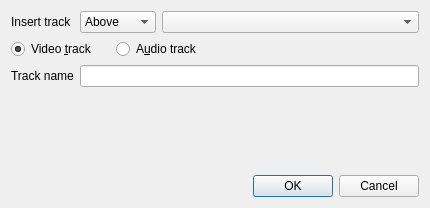
This is src/ui/addtrack_ui.ui in KDE/kdenlive as Qt 5 draws it before an edit. The edited form follows.
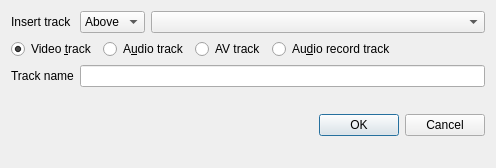
This is the edited form. Custom widgets are drawn as their Qt base class.

Commit message: Add track: add possibility to create AV track and Audio rec track

Diff of the .ui file:
```diff
--- a/src/ui/addtrack_ui.ui
+++ b/src/ui/addtrack_ui.ui
@@ -6,28 +6,22 @@
    <rect>
     <x>0</x>
     <y>0</y>
-    <width>430</width>
-    <height>208</height>
+    <width>496</width>
+    <height>168</height>
    </rect>
   </property>
   <property name="windowTitle">
    <string>Dialog</string>
   </property>
   <layout class="QGridLayout" name="gridLayout">
-   <item row="3" column="2">
-    <spacer name="verticalSpacer">
-     <property name="orientation">
-      <enum>Qt::Vertical</enum>
+   <item row="0" column="0">
+    <widget class="QLabel" name="label">
+     <property name="text">
+      <string>Insert track</string>
      </property>
-     <property name="sizeHint" stdset="0">
-      <size>
-       <width>20</width>
-       <height>10</height>
-      </size>
-     </property>
-    </spacer>
+    </widget>
    </item>
-   <item row="0" column="1" colspan="2">
+   <item row="0" column="1">
     <widget class="KComboBox" name="before_select">
      <item>
       <property name="text">
@@ -41,17 +35,12 @@
      </item>
     </widget>
    </item>
-   <item row="4" column="1" colspan="4">
-    <widget class="QDialogButtonBox" name="buttonBox">
-     <property name="orientation">
-      <enum>Qt::Horizontal</enum>
-     </property>
-     <property name="standardButtons">
-      <set>QDialogButtonBox::Cancel|QDialogButtonBox::Ok</set>
-     </property>
-    </widget>
+   <item row="0" column="2">
+    <widget class="KComboBox" name="comboTracks"/>
    </item>
-   <item row="1" column="0" colspan="2">
+   <item row="1" column="0" colspan="3">
+    <layout class="QHBoxLayout" name="horizontalLayout">
+     <item>
     <widget class="QRadioButton" name="video_track">
      <property name="text">
       <string>Video &amp;track</string>
@@ -61,20 +50,42 @@
      </property>
     </widget>
    </item>
-   <item row="0" column="0">
-    <widget class="QLabel" name="label">
-     <property name="text">
-      <string>Insert track</string>
-     </property>
-    </widget>
-   </item>
-   <item row="1" column="2" colspan="2">
+     <item>
     <widget class="QRadioButton" name="audio_track">
      <property name="text">
       <string>A&amp;udio track</string>
      </property>
     </widget>
    </item>
+     <item>
+      <widget class="QRadioButton" name="av_track">
+       <property name="text">
+        <string>AV track</string>
+       </property>
+      </widget>
+     </item>
+     <item>
+      <widget class="QRadioButton" name="arec_track">
+       <property name="text">
+        <string>Au&amp;dio record track</string>
+       </property>
+      </widget>
+     </item>
+     <item>
+      <spacer name="horizontalSpacer">
+       <property name="orientation">
+        <enum>Qt::Horizontal</enum>
+       </property>
+       <property name="sizeHint" stdset="0">
+        <size>
+         <width>40</width>
+         <height>20</height>
+        </size>
+       </property>
+      </spacer>
+     </item>
+    </layout>
+   </item>
    <item row="2" column="0">
     <widget class="QLabel" name="name_label">
      <property name="text">
@@ -82,24 +93,31 @@
      </property>
     </widget>
    </item>
-   <item row="2" column="1" colspan="4">
+   <item row="2" column="1" colspan="2">
     <widget class="QLineEdit" name="track_name"/>
    </item>
-   <item row="1" column="4">
-    <spacer name="horizontalSpacer">
+   <item row="3" column="1">
+    <spacer name="verticalSpacer">
      <property name="orientation">
-      <enum>Qt::Horizontal</enum>
+      <enum>Qt::Vertical</enum>
      </property>
      <property name="sizeHint" stdset="0">
       <size>
-       <width>40</width>
-       <height>20</height>
+       <width>20</width>
+       <height>10</height>
       </size>
      </property>
     </spacer>
    </item>
-   <item row="0" column="3" colspan="2">
-    <widget class="KComboBox" name="comboTracks"/>
+   <item row="3" column="2">
+    <widget class="QDialogButtonBox" name="buttonBox">
+     <property name="orientation">
+      <enum>Qt::Horizontal</enum>
+     </property>
+     <property name="standardButtons">
+      <set>QDialogButtonBox::Cancel|QDialogButtonBox::Ok</set>
+     </property>
+    </widget>
    </item>
   </layout>
  </widget>
```
Lines whose indentation alone changed are shown as unchanged. The commit also changes 3 other files.
